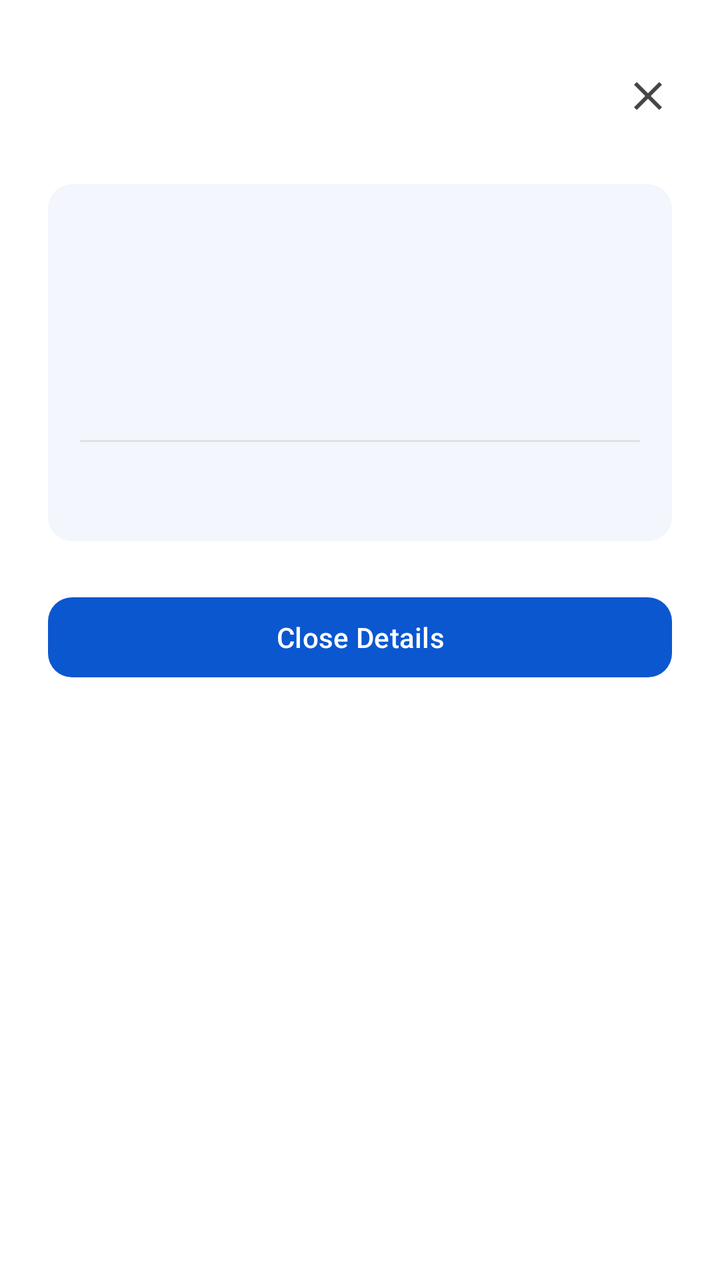
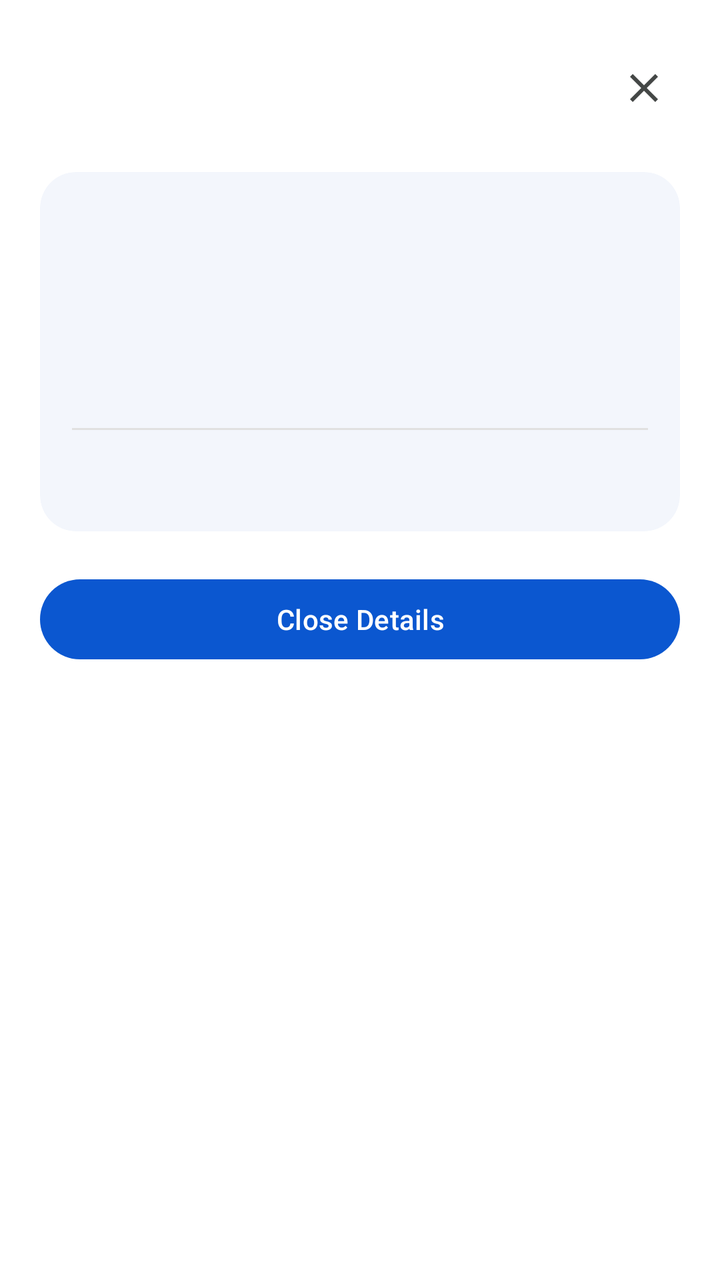

The first picture is an Android layout as it rendered before a commit; the second is the same layout after the commit. The layout source and the unified diff follow.
<!-- AndroidManifest.xml: application theme Theme.OrderPro -->
<!-- res/layout/dialog_order_detail.xml -->
<?xml version="1.0" encoding="utf-8"?>
<LinearLayout xmlns:android="http://schemas.android.com/apk/res/android"
    xmlns:app="http://schemas.android.com/apk/res-auto"
    android:layout_width="match_parent"
    android:layout_height="wrap_content"
    android:background="@color/surface_light"
    android:orientation="vertical"
    android:padding="24dp">

    <RelativeLayout
        android:layout_width="match_parent"
        android:layout_height="wrap_content">

        <LinearLayout
            android:layout_width="wrap_content"
            android:layout_height="wrap_content"
            android:layout_alignParentStart="true"
            android:orientation="vertical">

            <TextView
                android:id="@+id/tvDetailCustomerName"
                android:layout_width="wrap_content"
                android:layout_height="wrap_content"
                android:textColor="@color/on_surface_light"
                android:textSize="20sp"
                android:textStyle="bold" />

            <TextView
                android:id="@+id/tvDetailOrderId"
                android:layout_width="wrap_content"
                android:layout_height="wrap_content"
                android:layout_marginTop="2dp"
                android:textColor="@color/on_surface_variant_light"
                android:textSize="14sp" />
        </LinearLayout>

        <ImageView
            android:id="@+id/btnDetailClose"
            android:layout_width="24dp"
            android:layout_height="24dp"
            android:layout_alignParentEnd="true"
            android:layout_centerVertical="true"
            android:contentDescription="Close"
            android:src="@drawable/ic_close"
            app:tint="@color/on_surface_variant_light" />
    </RelativeLayout>

    <Space
        android:layout_width="match_parent"
        android:layout_height="20dp" />

    <com.google.android.material.card.MaterialCardView
        android:layout_width="match_parent"
        android:layout_height="wrap_content"
        app:cardBackgroundColor="@color/tonal_surface_light"
        app:cardCornerRadius="12dp"
        app:strokeWidth="0dp">

        <LinearLayout
            android:layout_width="match_parent"
            android:layout_height="wrap_content"
            android:orientation="vertical"
            android:padding="16dp">

            <TextView
                android:id="@+id/tvDetailStatus"
                android:layout_width="match_parent"
                android:layout_height="wrap_content"
                android:textColor="@color/on_surface_light"
                android:textSize="14sp" />

            <Space
                android:layout_width="match_parent"
                android:layout_height="8dp" />

            <TextView
                android:id="@+id/tvDetailCategory"
                android:layout_width="match_parent"
                android:layout_height="wrap_content"
                android:textColor="@color/on_surface_light"
                android:textSize="14sp" />

            <Space
                android:layout_width="match_parent"
                android:layout_height="8dp" />

            <TextView
                android:id="@+id/tvDetailItemCount"
                android:layout_width="match_parent"
                android:layout_height="wrap_content"
                android:textColor="@color/on_surface_light"
                android:textSize="14sp" />

            <Space
                android:layout_width="match_parent"
                android:layout_height="8dp" />

            <TextView
                android:id="@+id/tvDetailTimeAgo"
                android:layout_width="match_parent"
                android:layout_height="wrap_content"
                android:textColor="@color/on_surface_light"
                android:textSize="14sp" />

            <Space
                android:layout_width="match_parent"
                android:layout_height="12dp" />

            <View
                android:layout_width="match_parent"
                android:layout_height="1dp"
                android:background="@color/outline_light" />

            <Space
                android:layout_width="match_parent"
                android:layout_height="12dp" />

            <TextView
                android:id="@+id/tvDetailTotalValue"
                android:layout_width="match_parent"
                android:layout_height="wrap_content"
                android:textColor="@color/on_surface_light"
                android:textSize="16sp"
                android:textStyle="bold" />
        </LinearLayout>
    </com.google.android.material.card.MaterialCardView>

    <Space
        android:layout_width="match_parent"
        android:layout_height="24dp" />

    <com.google.android.material.button.MaterialButton
        android:id="@+id/btnDetailDismiss"
        android:layout_width="match_parent"
        android:layout_height="48dp"
        android:text="Close Details"
        app:cornerRadius="12dp" />
</LinearLayout>
<!-- resources referenced by this layout -->
<resources>
  <color name="on_surface_light">#1F1F1F</color>
  <color name="on_surface_variant_light">#444746</color>
  <color name="outline_light">#E0E0E0</color>
  <color name="surface_light">#FFFFFF</color>
  <color name="tonal_surface_light">#F3F6FC</color>
  <!-- drawable ic_close (drawable) -->
  <vector xmlns:android="http://schemas.android.com/apk/res/android"
      android:width="24dp"
      android:height="24dp"
      android:viewportWidth="24"
      android:viewportHeight="24">
      <path
          android:fillColor="#FF000000"
          android:pathData="M19,6.41L17.59,5 12,10.59 6.41,5 5,6.41 10.59,12 5,17.59 6.41,19 12,13.41 17.59,19 19,17.59 13.41,12z"/>
  </vector>
  <style name="Theme.OrderPro" parent="Theme.Material3.DayNight.NoActionBar">
          <item name="colorPrimary">@color/google_blue</item>
          <item name="colorOnPrimary">@color/surface_light</item>
          <item name="colorPrimaryContainer">@color/google_blue_container</item>
          <item name="colorOnPrimaryContainer">@color/on_google_blue_container</item>
          <item name="android:colorBackground">@color/background_light</item>
          <item name="colorSurface">@color/surface_light</item>
          <item name="colorSurfaceVariant">@color/tonal_surface_light</item>
          <item name="colorOnSurface">@color/on_surface_light</item>
          <item name="colorOnSurfaceVariant">@color/on_surface_variant_light</item>
          <item name="colorOutline">@color/outline_light</item>
      </style>
  <color name="google_blue">#0B57D0</color>
  <color name="google_blue_container">#D3E3FD</color>
  <color name="on_google_blue_container">#041E49</color>
  <color name="background_light">#F8F9FA</color>
</resources>

<!-- the commit's change to res/layout/dialog_order_detail.xml (unified diff, before → after) -->
@@ -1,138 +1,153 @@
 <?xml version="1.0" encoding="utf-8"?>
-<LinearLayout xmlns:android="http://schemas.android.com/apk/res/android"
+<ScrollView xmlns:android="http://schemas.android.com/apk/res/android"
     xmlns:app="http://schemas.android.com/apk/res-auto"
     android:layout_width="match_parent"
     android:layout_height="wrap_content"
     android:background="@color/surface_light"
-    android:orientation="vertical"
-    android:padding="24dp">
+    android:fillViewport="true">
 
-    <RelativeLayout
+    <LinearLayout
         android:layout_width="match_parent"
-        android:layout_height="wrap_content">
+        android:layout_height="wrap_content"
+        android:orientation="vertical"
+        android:padding="20dp">
 
-        <LinearLayout
-            android:layout_width="wrap_content"
-            android:layout_height="wrap_content"
-            android:layout_alignParentStart="true"
-            android:orientation="vertical">
+        <RelativeLayout
+            android:layout_width="match_parent"
+            android:layout_height="wrap_content">
 
-            <TextView
-                android:id="@+id/tvDetailCustomerName"
+            <LinearLayout
                 android:layout_width="wrap_content"
                 android:layout_height="wrap_content"
-                android:textColor="@color/on_surface_light"
-                android:textSize="20sp"
-                android:textStyle="bold" />
+                android:layout_alignParentStart="true"
+                android:layout_toStartOf="@id/btnDetailClose"
+                android:layout_marginEnd="12dp"
+                android:orientation="vertical">
 
-            <TextView
-                android:id="@+id/tvDetailOrderId"
-                android:layout_width="wrap_content"
-                android:layout_height="wrap_content"
-                android:layout_marginTop="2dp"
-                android:textColor="@color/on_surface_variant_light"
-                android:textSize="14sp" />
-        </LinearLayout>
+                <TextView
+                    android:id="@+id/tvDetailCustomerName"
+                    android:layout_width="wrap_content"
+                    android:layout_height="wrap_content"
+                    android:ellipsize="end"
+                    android:maxLines="2"
+                    android:textColor="@color/on_surface_light"
+                    android:textSize="20sp"
+                    android:textStyle="bold" />
 
-        <ImageView
-            android:id="@+id/btnDetailClose"
-            android:layout_width="24dp"
-            android:layout_height="24dp"
-            android:layout_alignParentEnd="true"
-            android:layout_centerVertical="true"
-            android:contentDescription="Close"
-            android:src="@drawable/ic_close"
-            app:tint="@color/on_surface_variant_light" />
-    </RelativeLayout>
+                <TextView
+                    android:id="@+id/tvDetailOrderId"
+                    android:layout_width="wrap_content"
+                    android:layout_height="wrap_content"
+                    android:layout_marginTop="2dp"
+                    android:ellipsize="end"
+                    android:maxLines="1"
+                    android:textColor="@color/on_surface_variant_light"
+                    android:textSize="14sp" />
+            </LinearLayout>
 
-    <Space
-        android:layout_width="match_parent"
-        android:layout_height="20dp" />
+            <ImageView
+                android:id="@+id/btnDetailClose"
+                android:layout_width="36dp"
+                android:layout_height="36dp"
+                android:layout_alignParentEnd="true"
+                android:layout_centerVertical="true"
+                android:background="?attr/selectableItemBackgroundBorderless"
+                android:contentDescription="Close"
+                android:padding="6dp"
+                android:src="@drawable/ic_close"
+                app:tint="@color/on_surface_variant_light" />
+        </RelativeLayout>
 
-    <com.google.android.material.card.MaterialCardView
-        android:layout_width="match_parent"
-        android:layout_height="wrap_content"
-        app:cardBackgroundColor="@color/tonal_surface_light"
-        app:cardCornerRadius="12dp"
-        app:strokeWidth="0dp">
+        <Space
+            android:layout_width="match_parent"
+            android:layout_height="18dp" />
 
-        <LinearLayout
+        <com.google.android.material.card.MaterialCardView
             android:layout_width="match_parent"
             android:layout_height="wrap_content"
-            android:orientation="vertical"
-            android:padding="16dp">
+            app:cardBackgroundColor="@color/tonal_surface_light"
+            app:cardCornerRadius="@dimen/card_corner_radius_expressive"
+            app:strokeWidth="0dp">
 
-            <TextView
-                android:id="@+id/tvDetailStatus"
+            <LinearLayout
                 android:layout_width="match_parent"
                 android:layout_height="wrap_content"
-                android:textColor="@color/on_surface_light"
-                android:textSize="14sp" />
+                android:orientation="vertical"
+                android:padding="16dp">
 
-            <Space
-                android:layout_width="match_parent"
-                android:layout_height="8dp" />
+                <TextView
+                    android:id="@+id/tvDetailStatus"
+                    android:layout_width="match_parent"
+                    android:layout_height="wrap_content"
+                    android:textColor="@color/on_surface_light"
+                    android:textSize="14sp" />
 
-            <TextView
-                android:id="@+id/tvDetailCategory"
-                android:layout_width="match_parent"
-                android:layout_height="wrap_content"
-                android:textColor="@color/on_surface_light"
-                android:textSize="14sp" />
+                <Space
+                    android:layout_width="match_parent"
+                    android:layout_height="8dp" />
 
-            <Space
-                android:layout_width="match_parent"
-                android:layout_height="8dp" />
+                <TextView
+                    android:id="@+id/tvDetailCategory"
+                    android:layout_width="match_parent"
+                    android:layout_height="wrap_content"
+                    android:textColor="@color/on_surface_light"
+                    android:textSize="14sp" />
 
-            <TextView
-                android:id="@+id/tvDetailItemCount"
-                android:layout_width="match_parent"
-                android:layout_height="wrap_content"
-                android:textColor="@color/on_surface_light"
-                android:textSize="14sp" />
+                <Space
+                    android:layout_width="match_parent"
+                    android:layout_height="8dp" />
 
-            <Space
-                android:layout_width="match_parent"
-                android:layout_height="8dp" />
+                <TextView
+                    android:id="@+id/tvDetailItemCount"
+                    android:layout_width="match_parent"
+                    android:layout_height="wrap_content"
+                    android:textColor="@color/on_surface_light"
+                    android:textSize="14sp" />
 
-            <TextView
-                android:id="@+id/tvDetailTimeAgo"
-                android:layout_width="match_parent"
-                android:layout_height="wrap_content"
-                android:textColor="@color/on_surface_light"
-                android:textSize="14sp" />
+                <Space
+                    android:layout_width="match_parent"
+                    android:layout_height="8dp" />
 
-            <Space
-                android:layout_width="match_parent"
-                android:layout_height="12dp" />
+                <TextView
+                    android:id="@+id/tvDetailTimeAgo"
+                    android:layout_width="match_parent"
+                    android:layout_height="wrap_content"
+                    android:textColor="@color/on_surface_light"
+                    android:textSize="14sp" />
 
-            <View
-                android:layout_width="match_parent"
-                android:layout_height="1dp"
-                android:background="@color/outline_light" />
+                <Space
+                    android:layout_width="match_parent"
+                    android:layout_height="12dp" />
 
-            <Space
-                android:layout_width="match_parent"
-                android:layout_height="12dp" />
+                <View
+                    android:layout_width="match_parent"
+                    android:layout_height="1dp"
+                    android:background="@color/outline_light" />
 
-            <TextView
-                android:id="@+id/tvDetailTotalValue"
-                android:layout_width="match_parent"
-                android:layout_height="wrap_content"
-                android:textColor="@color/on_surface_light"
-                android:textSize="16sp"
-                android:textStyle="bold" />
-        </LinearLayout>
-    </com.google.android.material.card.MaterialCardView>
+                <Space
+                    android:layout_width="match_parent"
+                    android:layout_height="12dp" />
 
-    <Space
-        android:layout_width="match_parent"
-        android:layout_height="24dp" />
+                <TextView
+                    android:id="@+id/tvDetailTotalValue"
+                    android:layout_width="match_parent"
+                    android:layout_height="wrap_content"
+                    android:textColor="@color/google_blue"
+                    android:textSize="17sp"
+                    android:textStyle="bold" />
+            </LinearLayout>
+        </com.google.android.material.card.MaterialCardView>
 
-    <com.google.android.material.button.MaterialButton
-        android:id="@+id/btnDetailDismiss"
-        android:layout_width="match_parent"
-        android:layout_height="48dp"
-        android:text="Close Details"
-        app:cornerRadius="12dp" />
-</LinearLayout>
+        <Space
+            android:layout_width="match_parent"
+            android:layout_height="20dp" />
+
+        <com.google.android.material.button.MaterialButton
+            android:id="@+id/btnDetailDismiss"
+            android:layout_width="match_parent"
+            android:layout_height="48dp"
+            android:text="Close Details"
+            android:textAllCaps="false"
+            app:cornerRadius="@dimen/button_corner_radius_expressive" />
+    </LinearLayout>
+</ScrollView>
<!-- resource entries referenced after the edit -->
@@ -5,6 +5,8 @@
   <color name="outline_light">#E0E0E0</color>
   <color name="surface_light">#FFFFFF</color>
   <color name="tonal_surface_light">#F3F6FC</color>
+  <dimen name="button_corner_radius_expressive">24dp</dimen>
+  <dimen name="card_corner_radius_expressive">18dp</dimen>
   <!-- drawable ic_close (drawable) -->
   <vector xmlns:android="http://schemas.android.com/apk/res/android"
       android:width="24dp"
@@ -26,10 +28,24 @@
           <item name="colorOnSurface">@color/on_surface_light</item>
           <item name="colorOnSurfaceVariant">@color/on_surface_variant_light</item>
           <item name="colorOutline">@color/outline_light</item>
+  
+          
+          <item name="shapeAppearanceCornerSmall">@style/ShapeAppearance.OrderPro.SmallComponent</item>
+          <item name="shapeAppearanceCornerMedium">@style/ShapeAppearance.OrderPro.MediumComponent</item>
+          <item name="shapeAppearanceCornerLarge">@style/ShapeAppearance.OrderPro.LargeComponent</item>
       </style>
   <color name="google_blue">#0B57D0</color>
   <color name="google_blue_container">#D3E3FD</color>
   <color name="on_google_blue_container">#041E49</color>
   <color name="background_light">#F8F9FA</color>
+  <style name="ShapeAppearance.OrderPro.SmallComponent" parent="ShapeAppearance.Material3.Corner.Small">
+          <item name="cornerSize">10dp</item>
+      </style>
+  <style name="ShapeAppearance.OrderPro.MediumComponent" parent="ShapeAppearance.Material3.Corner.Medium">
+          <item name="cornerSize">18dp</item>
+      </style>
+  <style name="ShapeAppearance.OrderPro.LargeComponent" parent="ShapeAppearance.Material3.Corner.Large">
+          <item name="cornerSize">24dp</item>
+      </style>
 </resources>
 
